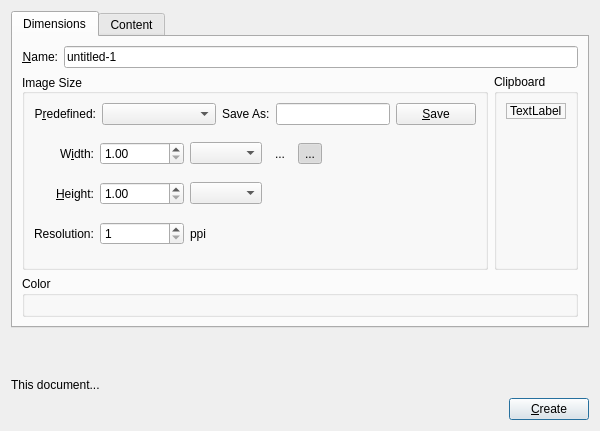
Qt form libs/ui/forms/wdgnewimage.ui (KDE/krita) before a commit.
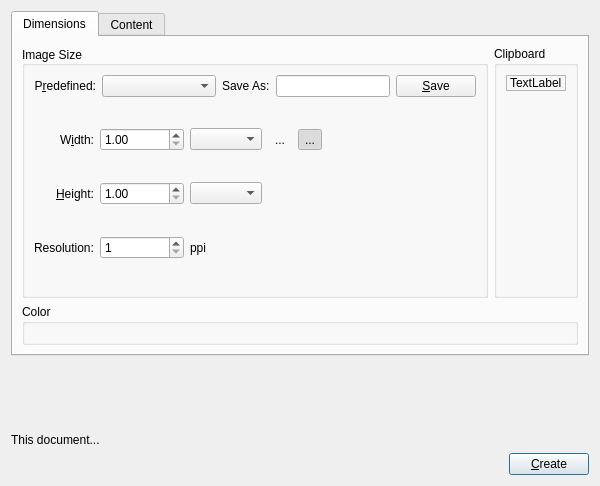
The same form after that commit. Custom widgets are drawn as their Qt base class.

Commit message: Move the document name to the content tab in the new image window

Diff of the .ui file:
```diff
--- a/libs/ui/forms/wdgnewimage.ui
+++ b/libs/ui/forms/wdgnewimage.ui
@@ -7,7 +7,7 @@
     <x>0</x>
     <y>0</y>
     <width>600</width>
-    <height>431</height>
+    <height>486</height>
    </rect>
   </property>
   <property name="sizePolicy">
@@ -55,6 +55,24 @@
       </attribute>
       <layout class="QGridLayout" name="gridLayout_3">
        <item row="1" column="0">
+        <widget class="QGroupBox" name="grpMode">
+         <property name="sizePolicy">
+          <sizepolicy hsizetype="Preferred" vsizetype="Minimum">
+           <horstretch>0</horstretch>
+           <verstretch>0</verstretch>
+          </sizepolicy>
+         </property>
+         <property name="title">
+          <string>Color</string>
+         </property>
+         <layout class="QVBoxLayout">
+          <item>
+           <widget class="KisColorSpaceSelector" name="colorSpaceSelector" native="true"/>
+          </item>
+         </layout>
+        </widget>
+       </item>
+       <item row="0" column="0">
         <layout class="QHBoxLayout" name="horizontalLayout_3">
          <item>
           <widget class="QGroupBox" name="grpImage">
@@ -339,48 +357,6 @@
          </item>
         </layout>
        </item>
-       <item row="0" column="0">
-        <layout class="QHBoxLayout">
-         <item>
-          <widget class="QLabel" name="lblName">
-           <property name="text">
-            <string>&amp;Name:</string>
-           </property>
-           <property name="alignment">
-            <set>Qt::AlignRight|Qt::AlignTrailing|Qt::AlignVCenter</set>
-           </property>
-           <property name="buddy">
-            <cstring>txtName</cstring>
-           </property>
-          </widget>
-         </item>
-         <item>
-          <widget class="QLineEdit" name="txtName">
-           <property name="text">
-            <string>untitled-1</string>
-           </property>
-          </widget>
-         </item>
-        </layout>
-       </item>
-       <item row="2" column="0">
-        <widget class="QGroupBox" name="grpMode">
-         <property name="sizePolicy">
-          <sizepolicy hsizetype="Preferred" vsizetype="Minimum">
-           <horstretch>0</horstretch>
-           <verstretch>0</verstretch>
-          </sizepolicy>
-         </property>
-         <property name="title">
-          <string>Color</string>
-         </property>
-         <layout class="QVBoxLayout">
-          <item>
-           <widget class="KisColorSpaceSelector" name="colorSpaceSelector" native="true"/>
-          </item>
-         </layout>
-        </widget>
-       </item>
       </layout>
      </widget>
      <widget class="QWidget" name="tab_2">
@@ -565,6 +541,26 @@
          </property>
         </spacer>
        </item>
+       <item row="0" column="1">
+        <widget class="QLabel" name="lblName">
+         <property name="text">
+          <string>&amp;Name:</string>
+         </property>
+         <property name="alignment">
+          <set>Qt::AlignRight|Qt::AlignTrailing|Qt::AlignVCenter</set>
+         </property>
+         <property name="buddy">
+          <cstring>txtName</cstring>
+         </property>
+        </widget>
+       </item>
+       <item row="0" column="2">
+        <widget class="QLineEdit" name="txtName">
+         <property name="text">
+          <string>untitled-1</string>
+         </property>
+        </widget>
+       </item>
       </layout>
       <zorder>label_4</zorder>
       <zorder>lblBackgroundStyle</zorder>
```
Left out of the diff: 7 changed lines with no effect on the pictures.
